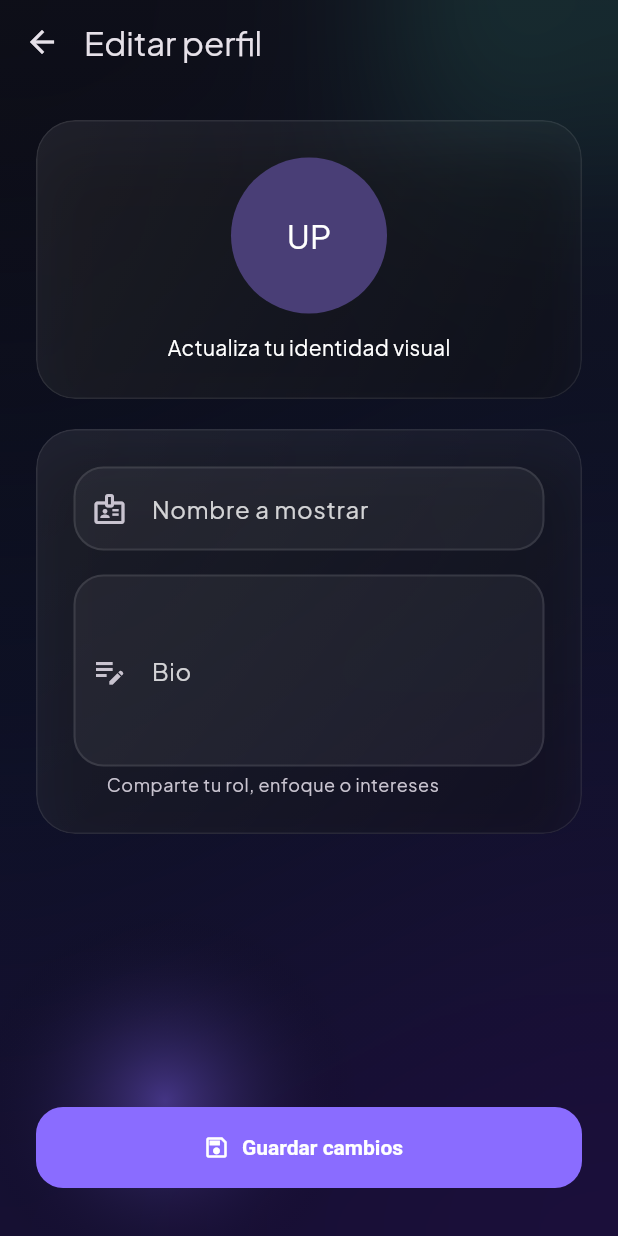
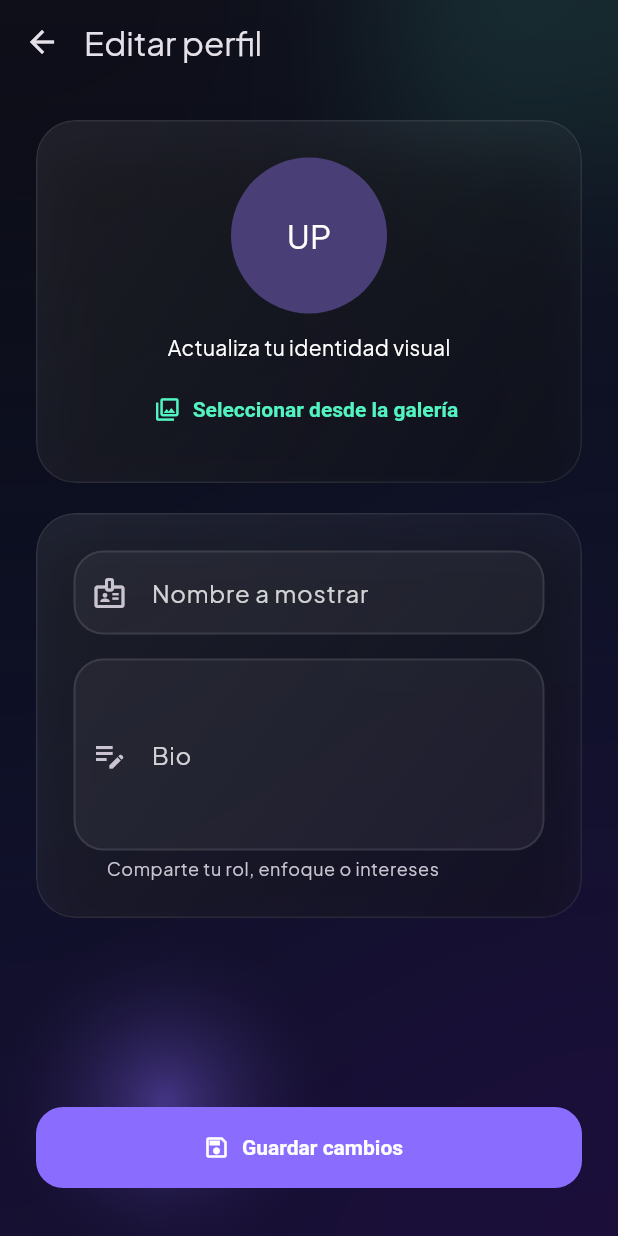
Before and after one commit to Jorgemrqz/upsglam_mobile, a Flutter app: the EditProfileView screen opened by its route, on a phone screen of 412 x 824 dp. Run offline on Flutter 3.47's test engine with Material 3 defaults, Android fonts, the phone set to English and light mode, and no system bars; our stand-ins replace google_fonts, image_picker, shared_preferences; accounts and stored records are empty.

Commit message:
Add avatar data support and image picker functionality in profile views

```diff
--- a/lib/models/profile.dart
+++ b/lib/models/profile.dart
@@ -5,6 +5,7 @@ class ProfileModel {
     required this.username,
     this.bio,
     this.avatarUrl,
+    this.avatarData,
     this.avatarHistory = const <String>[],
     this.createdAt,
   });
@@ -14,6 +15,7 @@ class ProfileModel {
   final String username;
   final String? bio;
   final String? avatarUrl;
+  final String? avatarData;
   final List<String> avatarHistory;
   final DateTime? createdAt;
 
@@ -24,6 +26,7 @@ class ProfileModel {
       username: (json['username'] as String?)?.trim() ?? 'sin-username',
       bio: (json['bio'] as String?)?.trim(),
       avatarUrl: (json['avatarUrl'] as String?)?.trim(),
+      avatarData: (json['avatarData'] as String?)?.trim(),
       avatarHistory: _parseHistory(json['avatarHistory']),
       createdAt: _parseDate(json['createdAt']),
     );
@@ -35,6 +38,7 @@ class ProfileModel {
         'username': username,
         if (bio != null) 'bio': bio,
         if (avatarUrl != null) 'avatarUrl': avatarUrl,
+        if (avatarData != null) 'avatarData': avatarData,
         if (avatarHistory.isNotEmpty) 'avatarHistory': avatarHistory,
         if (createdAt != null) 'createdAt': createdAt!.millisecondsSinceEpoch,
       };
@@ -44,6 +48,7 @@ class ProfileModel {
     String? username,
     String? bio,
     String? avatarUrl,
+    String? avatarData,
     List<String>? avatarHistory,
     DateTime? createdAt,
   }) {
@@ -53,6 +58,7 @@ class ProfileModel {
       username: username ?? this.username,
       bio: bio ?? this.bio,
       avatarUrl: avatarUrl ?? this.avatarUrl,
+      avatarData: avatarData ?? this.avatarData,
       avatarHistory: avatarHistory ?? this.avatarHistory,
       createdAt: createdAt ?? this.createdAt,
     );
--- a/lib/views/profile/edit_profile_view.dart
+++ b/lib/views/profile/edit_profile_view.dart
@@ -1,4 +1,8 @@
+import 'dart:convert';
+import 'dart:typed_data';
+
 import 'package:flutter/material.dart';
+import 'package:image_picker/image_picker.dart';
 import 'package:upsglam_mobile/models/profile.dart';
 import 'package:upsglam_mobile/widgets/glass_panel.dart';
 import 'package:upsglam_mobile/widgets/upsglam_background.dart';
@@ -16,15 +20,26 @@ class EditProfileView extends StatefulWidget {
 
 class _EditProfileViewState extends State<EditProfileView> {
   final _formKey = GlobalKey<FormState>();
+  final ImagePicker _imagePicker = ImagePicker();
   late final TextEditingController _nameController;
   late final TextEditingController _bioController;
   bool _didSave = false;
+  Uint8List? _avatarPreview;
+  String? _avatarData;
 
   @override
   void initState() {
     super.initState();
     _nameController = TextEditingController(text: widget.initialProfile?.name ?? '');
     _bioController = TextEditingController(text: widget.initialProfile?.bio ?? '');
+    _avatarData = widget.initialProfile?.avatarData;
+    if (_avatarData?.isNotEmpty == true) {
+      try {
+        _avatarPreview = base64Decode(_avatarData!);
+      } catch (_) {
+        _avatarPreview = null;
+      }
+    }
   }
 
   @override
@@ -46,9 +61,34 @@ class _EditProfileViewState extends State<EditProfileView> {
     final updated = baseProfile.copyWith(
       name: _nameController.text.trim(),
       bio: trimmedBio.isEmpty ? null : trimmedBio,
+      avatarData: _avatarData,
     );
     setState(() => _didSave = true);
     Navigator.pop(context, updated);
+  }
+
+  Future<void> _pickImage() async {
+    try {
+      final picked = await _imagePicker.pickImage(
+        source: ImageSource.gallery,
+        maxWidth: 1024,
+        imageQuality: 85,
+      );
+      if (picked == null) return;
+      final bytes = await picked.readAsBytes();
+      if (!mounted) return;
+      setState(() {
+        _avatarPreview = bytes;
+        _avatarData = base64Encode(bytes);
+      });
+    } catch (_) {
+      _showSnack('No se pudo cargar la imagen seleccionada');
+    }
+  }
+
+  void _showSnack(String message) {
+    if (!mounted) return;
+    ScaffoldMessenger.of(context).showSnackBar(SnackBar(content: Text(message)));
   }
 
   @override
@@ -67,19 +107,33 @@ class _EditProfileViewState extends State<EditProfileView> {
           child: Column(
             crossAxisAlignment: CrossAxisAlignment.stretch,
             children: [
+              Expanded(
+                child: ListView(
+                  physics: const BouncingScrollPhysics(),
+                  padding: EdgeInsets.zero,
+                  children: [
                     GlassPanel(
                       child: Column(
                         children: [
                           CircleAvatar(
                             radius: 52,
-                      backgroundImage:
-                          profile?.avatarUrl != null ? NetworkImage(profile!.avatarUrl!) : null,
-                      child: profile?.avatarUrl == null
+                            backgroundImage: _avatarPreview != null
+                                ? MemoryImage(_avatarPreview!)
+                                : profile?.avatarUrl != null
+                                    ? NetworkImage(profile!.avatarUrl!)
+                                    : null,
+                            child: _avatarPreview == null && profile?.avatarUrl == null
                                 ? Text(profile?.initials ?? 'UP', style: textTheme.titleLarge)
                                 : null,
                           ),
                           const SizedBox(height: 12),
                           Text('Actualiza tu identidad visual', style: textTheme.bodyMedium),
+                          const SizedBox(height: 8),
+                          TextButton.icon(
+                            onPressed: _didSave ? null : _pickImage,
+                            icon: const Icon(Icons.photo_library_outlined),
+                            label: const Text('Seleccionar desde la galería'),
+                          ),
                         ],
                       ),
                     ),
@@ -113,7 +167,10 @@ class _EditProfileViewState extends State<EditProfileView> {
                         ],
                       ),
                     ),
-              const Spacer(),
+                    const SizedBox(height: 20),
+                  ],
+                ),
+              ),
               FilledButton.icon(
                 onPressed: _didSave ? null : _handleSave,
                 icon: const Icon(Icons.save_outlined),
--- a/pubspec.yaml
+++ b/pubspec.yaml
@@ -37,6 +37,7 @@ dependencies:
   google_fonts: ^6.2.1
   http: ^1.2.2
   shared_preferences: ^2.3.2
+  image_picker: ^1.1.2
 
 dev_dependencies:
   flutter_test:
```
Also changed, not shown: lib/views/profile/profile_view.dart (+19 -11 lines), pubspec.lock. Lines whose indentation alone changed are shown as unchanged.
